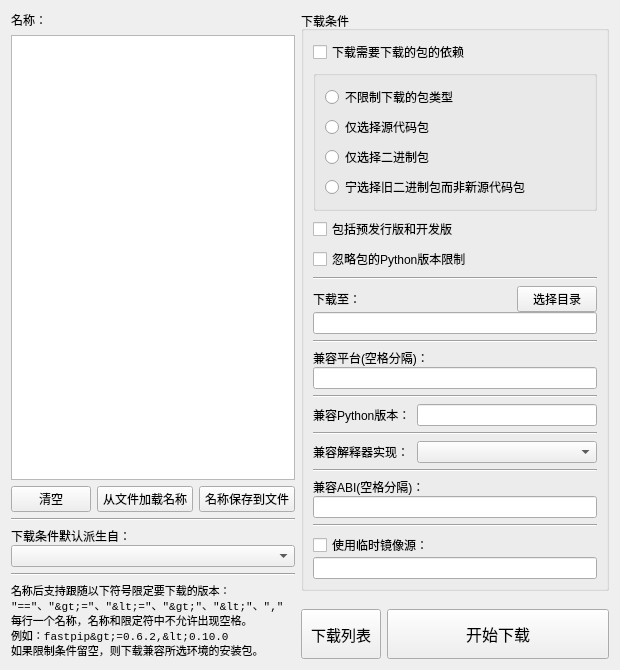
This is ui/pkgdload.ui in hrpzcf/AwesomePyKit as Qt 5 draws it before an edit. The edited form follows.
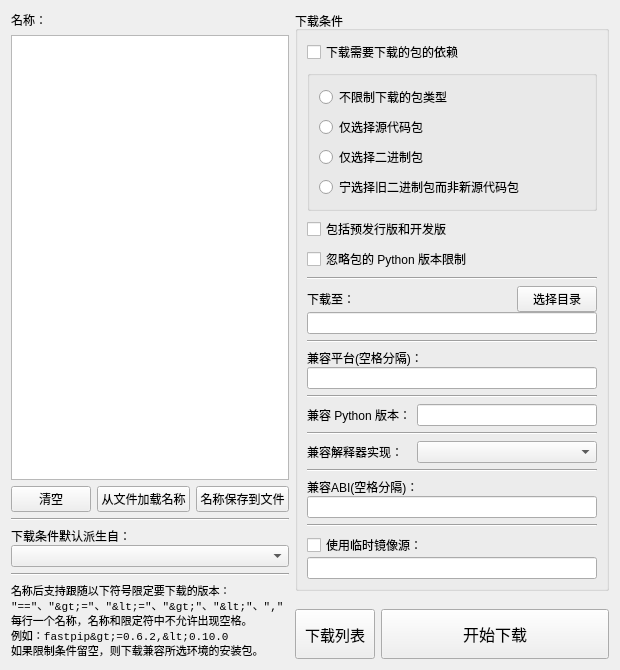
This is the edited form.

Patch:
```diff
--- a/ui/pkgdload.ui
+++ b/ui/pkgdload.ui
@@ -241,7 +241,7 @@
                <string>对于那些对Python版本有限制要求的模块，是否忽略其限制要求。</string>
               </property>
               <property name="text">
-               <string>忽略包的Python版本限制</string>
+               <string>忽略包的 Python 版本限制</string>
               </property>
              </widget>
             </item>
@@ -342,7 +342,7 @@
                  <string>是否只下载兼容此处列出的Python版本的模块安装包。</string>
                 </property>
                 <property name="text">
-                 <string>兼容Python版本：</string>
+                 <string>兼容 Python 版本：</string>
                 </property>
                </widget>
               </item>
```
Left out of the diff: 20 changed lines with no effect on the pictures.
